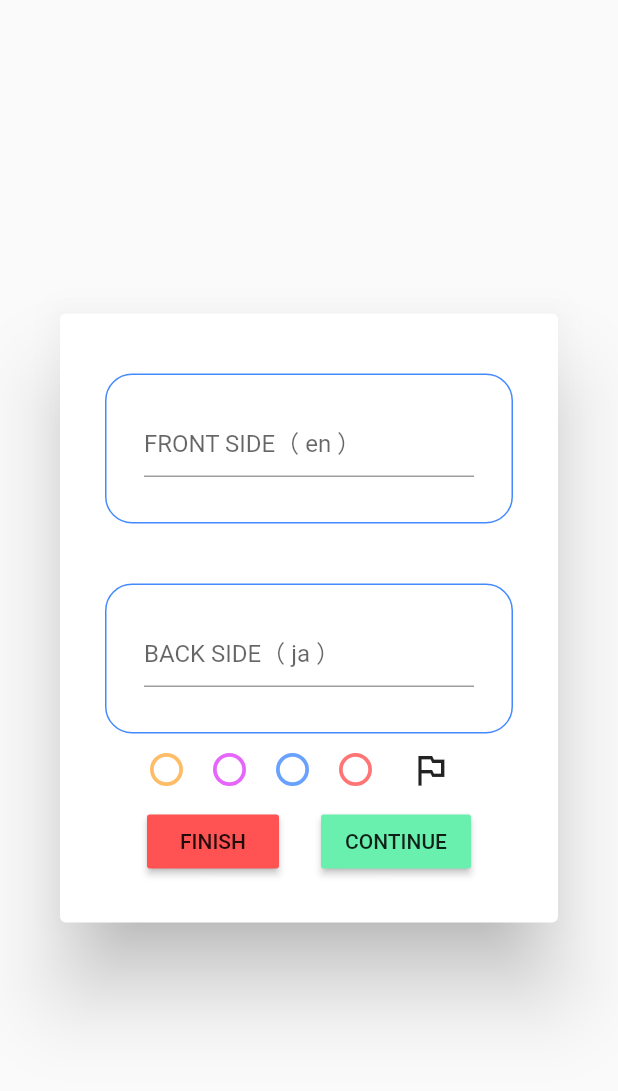
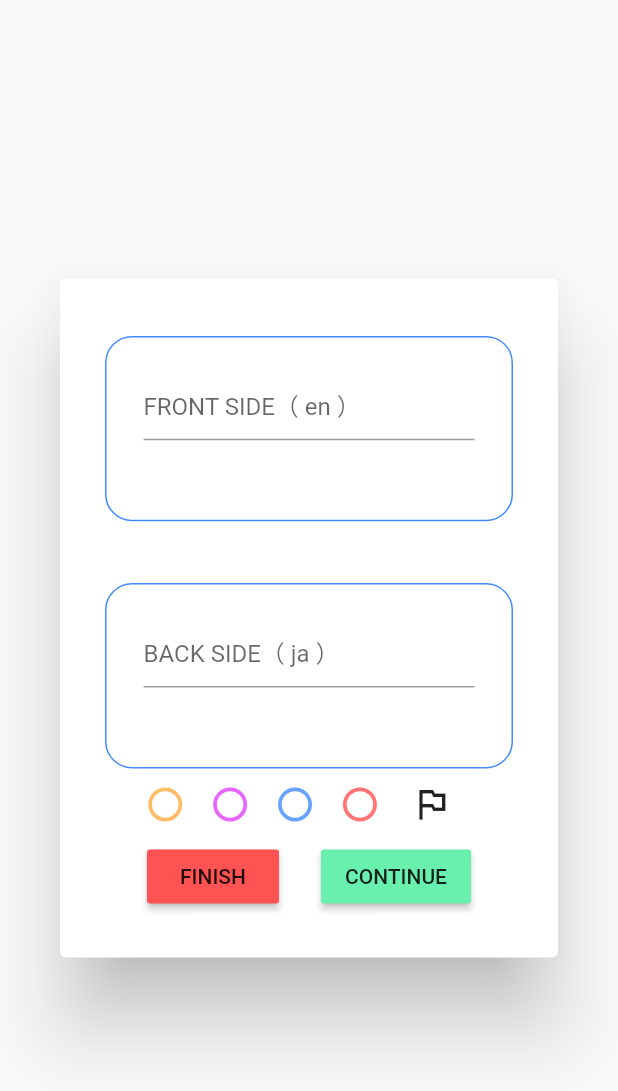
Before and after one commit to iisyos/flutter_app34, a Flutter app: what plusdialog_stful() shows on an empty page, opened directly, on a phone screen of 412 x 824 dp. Shown: the top 1091 px of the screen. Run offline on Flutter 3.47's test engine with Material 2 defaults, Android fonts, the phone set to English and light mode, and no system bars; our stand-ins replace auto_size_text, flutter_icons, shared_preferences, sqflite; missing offline and left inert: firebase_admob, receive_sharing_intent, transformer_page_view, translator; accounts and stored records are empty.

Commit message:
width,height,others

```diff
--- a/lib/card_plus_dialog.dart
+++ b/lib/card_plus_dialog.dart
@@ -139,19 +139,21 @@ class _plusdialog_stfulState extends State<plusdialog_stful> {
     var model=Provider.of<CardsModel>(context);
     var model1=Provider.of<ad_counter>(context);
     var model2=Provider.of<translator_model>(context);
+    var size=MediaQuery.of(context).size;
+
     return SimpleDialog(
         contentPadding: EdgeInsets.all(30),
         children: <Widget>[
 
 
-          Container(padding: EdgeInsets.only(left: 55,bottom: 10),),
+          Container(padding: EdgeInsets.only(left: size.width*0.01,bottom: size.height*0.01),),
           Container(
-              height: 100,
+              height: size.height*0.15,
               decoration: BoxDecoration(color: Colors.white,
                   border: Border.all(color: Colors.blueAccent),
                   borderRadius: BorderRadius.all(Radius.circular(18))
               ),
-              child:Container(margin:EdgeInsets.symmetric(horizontal: 25,vertical: 20),
+              child:Container(margin:EdgeInsets.symmetric(horizontal: size.height*0.03,vertical: size.width*0.05),
                   child:TextFormField(
                     initialValue: en_text==""?null:en_text,
                     onChanged: (String s){
@@ -166,7 +168,7 @@ class _plusdialog_stfulState extends State<plusdialog_stful> {
                     ),
                   ))) ,
 
-          Container(alignment: Alignment.center,height: 40,
+          Container(alignment: Alignment.center,height: size.height*0.05,
           child:en_text==""?null:IconButton(icon:Icon(Icons.repeat)
           ,onPressed: (){
             futureAlbum=fetchAlbum(en_text,model2.front,model2.back);
@@ -178,7 +180,7 @@ class _plusdialog_stfulState extends State<plusdialog_stful> {
           )),
 
           Container(
-            height: 100,
+            height: size.height*0.15,
             decoration: BoxDecoration(color: Colors.white,border: Border.all(color: Colors.blueAccent),
                 borderRadius: BorderRadius.all(Radius.circular(18))
             ),
@@ -189,7 +191,7 @@ class _plusdialog_stfulState extends State<plusdialog_stful> {
     if (snapshot.hasData) {
       jap_text=snapshot.data.text;
               return Container(
-                  margin:EdgeInsets.symmetric(horizontal: 25,vertical: 20),
+                  margin:EdgeInsets.symmetric(horizontal: size.height*0.03,vertical: size.width*0.05),
                   child:(TextFormField(
                     initialValue: snapshot.data.text,
                     onChanged: (String s){
@@ -205,7 +207,7 @@ class _plusdialog_stfulState extends State<plusdialog_stful> {
                return CircularProgressIndicator();},
             )
                 :
-            Container(margin:EdgeInsets.symmetric(horizontal: 25,vertical: 20),
+            Container(margin:EdgeInsets.symmetric(horizontal: size.height*0.03,vertical: size.width*0.05),
                 child:(TextFormField(
                   initialValue: jap_text==""?null:jap_text,
                   onChanged: (String s){
@@ -220,10 +222,10 @@ class _plusdialog_stfulState extends State<plusdialog_stful> {
                 ))) ,),
           Row(
             children: [
-              Container(width: 30,),
+              Container(width: size.width*0.07,),
               Container(
-                  height: 25,
-                  width:22,
+                  height: size.height*0.055,
+                  width:size.width*0.055,
                   child:(
                       RaisedButton(
                         elevation: 0,
@@ -239,10 +241,10 @@ class _plusdialog_stfulState extends State<plusdialog_stful> {
                           orange=!orange;
                         });},
                       ))),
-              Container(width: 20,),
+              Container(width: size.width*0.05,),
               Container(
-                  height: 25,
-                  width:22,
+                  height: size.height*0.055,
+                  width:size.width*0.055,
                   child:(
                       RaisedButton(
                         elevation: 0,
@@ -258,10 +260,10 @@ class _plusdialog_stfulState extends State<plusdialog_stful> {
                           purple=!purple;
                         });},
                       ))),
-              Container(width: 20,),
+              Container(width: size.width*0.05,),
               Container(
-                  height: 25,
-                  width:22,
+                  height: size.height*0.055,
+                  width:size.width*0.055,
                   child:(
                       RaisedButton(
                         elevation: 0,
@@ -278,10 +280,10 @@ class _plusdialog_stfulState extends State<plusdialog_stful> {
                         });},
                       ))),
 
-              Container(width: 20,),
+              Container(width: size.width*0.05,),
               Container(
-                  height: 25,
-                  width: 22,
+                  height: size.height*0.055,
+                  width:size.width*0.055,
                   child:(
                       RaisedButton(
                         elevation: 0,
@@ -300,7 +302,7 @@ class _plusdialog_stfulState extends State<plusdialog_stful> {
 
                         },
                       ))),
-              Container(width: 15,),
+              Container(width: size.width*0.03,),
 
               IconButton(icon: Icon(flagg?Icons.flag:Icons.outlined_flag),iconSize: 28,color: flagg? Colors.red:null,
                 onPressed: (){
@@ -414,19 +416,20 @@ setState(() {en_text=text;
   Widget build(BuildContext context) {
     var model=Provider.of<CardsModel>(context);
     var model1=Provider.of<translator_model>(context);
+    Size size=MediaQuery.of(context).size;
     return SimpleDialog(
         contentPadding: EdgeInsets.all(30),
         children: <Widget>[
 
 
-          Container(padding: EdgeInsets.only(left: 55,bottom: 10),),
+          Container(padding: EdgeInsets.only(left: size.width*0.01,bottom: size.height*0.01),),
           Container(
-              height: 100,
+              height: size.height*0.15,
               decoration: BoxDecoration(color: Colors.white,
                   border: Border.all(color: Colors.blueAccent),
                   borderRadius: BorderRadius.all(Radius.circular(18))
               ),
-              child:Container(margin:EdgeInsets.symmetric(horizontal: 25,vertical: 20),
+              child:Container(margin:EdgeInsets.symmetric(horizontal: size.height*0.03,vertical: size.width*0.05),
                   child:TextFormField(
                     initialValue: en_text==""?null:en_text,
                     onChanged: (String s){
@@ -441,7 +444,7 @@ setState(() {en_text=text;
                     ),
                   ))) ,
 
-          Container(alignment: Alignment.center,height: 40,
+          Container(alignment: Alignment.center,height: size.height*0.05,
               child:en_text==""?null:IconButton(icon:Icon(Icons.repeat)
                 ,onPressed: (){
                   futureAlbum=fetchAlbum(en_text,model1.front,model1.back);
@@ -453,7 +456,7 @@ setState(() {en_text=text;
               )),
 
           Container(
-            height: 100,
+            height: size.height*0.15,
             decoration: BoxDecoration(color: Colors.white,border: Border.all(color: Colors.blueAccent),
                 borderRadius: BorderRadius.all(Radius.circular(18))
             ),
@@ -464,7 +467,7 @@ setState(() {en_text=text;
                 if (snapshot.hasData) {
                   jap_text=snapshot.data.text;
                   return Container(
-                      margin:EdgeInsets.symmetric(horizontal: 25,vertical: 20),
+                      margin:EdgeInsets.symmetric(horizontal: size.height*0.03,vertical: size.width*0.05),
                       child:(TextFormField(
                         initialValue: snapshot.data.text,
                         onChanged: (String s){
@@ -480,7 +483,7 @@ setState(() {en_text=text;
                 return CircularProgressIndicator();},
             )
                 :
-            Container(margin:EdgeInsets.symmetric(horizontal: 25,vertical: 20),
+            Container(margin:EdgeInsets.symmetric(horizontal: size.height*0.03,vertical: size.width*0.05),
                 child:(TextFormField(
                   initialValue: jap_text==""?null:jap_text,
                   onChanged: (String s){
@@ -495,10 +498,10 @@ setState(() {en_text=text;
                 ))) ,),
           Row(
             children: [
-              Container(width: 30,),
+              Container(width: size.width*0.07,),
               Container(
-                  height: 25,
-                  width:22,
+                  height: size.height*0.055,
+                  width:size.width*0.055,
                   child:(
                       RaisedButton(
                         elevation: 0,
@@ -514,10 +517,10 @@ setState(() {en_text=text;
                           orange=!orange;
                         });},
                       ))),
-              Container(width: 20,),
+              Container(width: size.width*0.05,),
               Container(
-                  height: 25,
-                  width:22,
+                  height: size.height*0.055,
+                  width:size.width*0.055,
                   child:(
                       RaisedButton(
                         elevation: 0,
@@ -533,10 +536,10 @@ setState(() {en_text=text;
                           purple=!purple;
                         });},
                       ))),
-              Container(width: 20,),
+              Container(width: size.width*0.05,),
               Container(
-                  height: 25,
-                  width:22,
+                  height: size.height*0.055,
+                  width:size.width*0.055,
                   child:(
                       RaisedButton(
                         elevation: 0,
@@ -553,10 +556,10 @@ setState(() {en_text=text;
                         });},
                       ))),
 
-              Container(width: 20,),
+              Container(width: size.width*0.05,),
               Container(
-                  height: 25,
-                  width: 22,
+                  height: size.height*0.055,
+                  width:size.width*0.055,
                   child:(
                       RaisedButton(
                         elevation: 0,
@@ -575,7 +578,7 @@ setState(() {en_text=text;
 
                         },
                       ))),
-              Container(width: 15,),
+              Container(width: size.width*0.03,),
 
               IconButton(icon: Icon(flagg?Icons.flag:Icons.outlined_flag),iconSize: 28,color: flagg? Colors.red:null,
                 onPressed: (){
```
